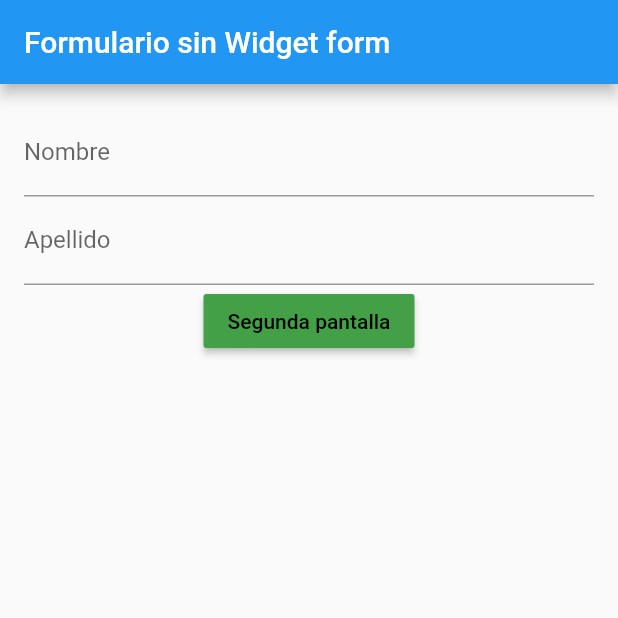
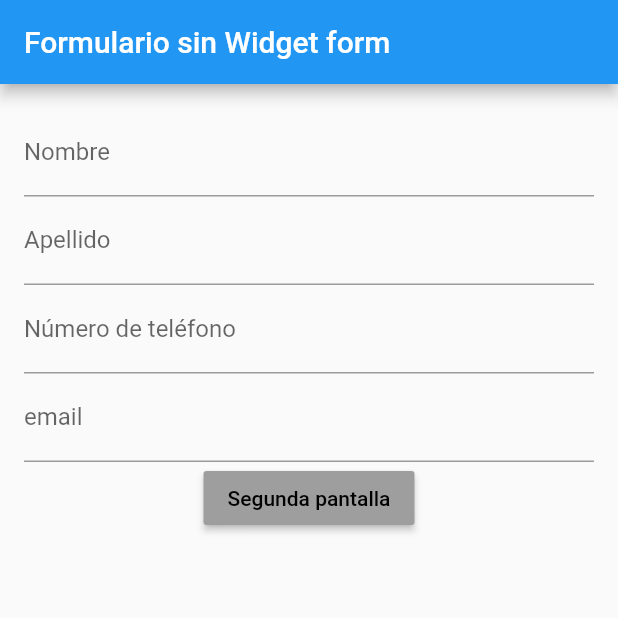
Before and after one commit to FaGuRu/Cursos_Flutter, a Flutter app: the screen it shows after launch, on a phone screen of 412 x 824 dp, the top half of it. Run offline on Flutter 3.47's test engine with Material 2 defaults, Android fonts, the phone set to English and light mode, and no system bars.

Commit message:
Ejercicio 32, Tipos de teclado

```diff
--- a/lib/pages/HomePage.dart
+++ b/lib/pages/HomePage.dart
@@ -51,10 +51,18 @@ class _MyHomePageState extends State<MyHomePage> {
                   return null;
                 },
               ),
+              TextFormField(
+                decoration: InputDecoration(labelText: "Número de teléfono"),
+                keyboardType: TextInputType.phone,
+              ),
+              TextFormField(
+                decoration: InputDecoration(labelText: "email"),
+                keyboardType: TextInputType.emailAddress,
+              ),
 
               //Botón
               RaisedButton(
-                  color: Colors.green[600],
+                  color: Colors.grey,
                   textColor: Colors.black,
                   child: Text("Segunda pantalla"),
                   onPressed: (){
```
